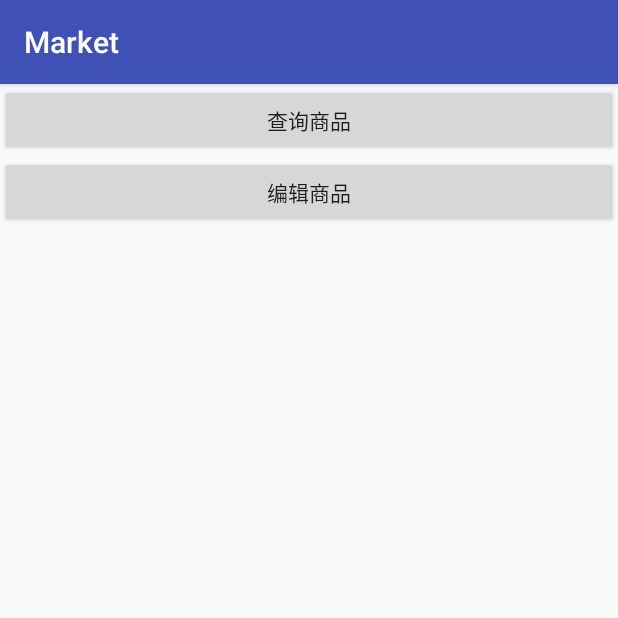
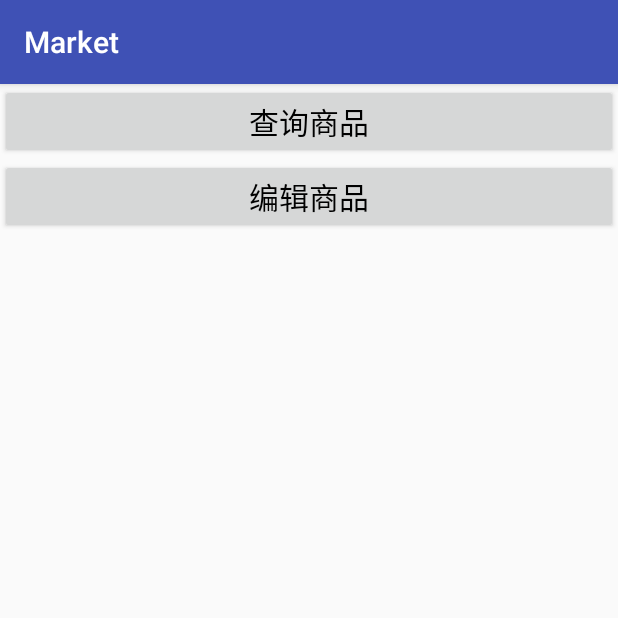
Before and after one commit to YaYChen/MarketProject-AndroidProject, an Android app: the screen it shows after launch (MainActivity), on a phone screen of 412 x 824 dp, the top half of it. Run offline under Robolectric (Android 15) with nearby library versions, the phone set to English and light mode, and no system bars; libraries missing offline, so code that uses them is left out: com.yanzhenjie.permission.

Commit message:
commit_20190420

```diff
--- a/zxing-master/app/src/main/java/com/yzq/zxing/EditProductFragment.java
+++ b/zxing-master/app/src/main/java/com/yzq/zxing/EditProductFragment.java
@@ -1,5 +1,6 @@
 package com.yzq.zxing;
 
+import android.graphics.Bitmap;
 import android.os.Bundle;
 import android.app.Fragment;
 import android.view.LayoutInflater;
@@ -187,5 +188,9 @@ public class EditProductFragment extends Fragment implements View.OnClickListene
         }
     }
 
+    public void showImg(String imgName, Bitmap img){
+        this.imgFileName = imgName;
+        this.iv_product_image.setImageBitmap(img);
+    }
 
 }
--- a/zxing-master/app/src/main/java/com/yzq/zxing/ProductActivity.java
+++ b/zxing-master/app/src/main/java/com/yzq/zxing/ProductActivity.java
@@ -23,6 +23,7 @@ import android.widget.PopupWindow;
 import java.io.File;
 import java.io.FileOutputStream;
 
+import entity.Result;
 import service.ImgService;
 
 public class ProductActivity extends AppCompatActivity implements EditProductFragment.OnEditProductFragmentListener {
@@ -84,7 +85,10 @@ public class ProductActivity extends AppCompatActivity implements EditProductFra
                     Bitmap bitmap = BitmapFactory.decodeStream(
                             getContentResolver().openInputStream(imageUri));
                     File imageFile = saveMyBitmap(bitmap);
-                    imgService.uploadImage(imageFile);
+                    Result result = imgService.uploadImage(imageFile);
+                    currentFragment = EditProductFragment.newInstance(code);
+                    ((EditProductFragment) currentFragment).showImg(result.getMessage(),bitmap);
+                    replaceFragment(currentFragment);
                 }catch (Exception e){
                     e.printStackTrace();
                 }
--- a/zxing-master/app/src/main/res/layout/activity_main.xml
+++ b/zxing-master/app/src/main/res/layout/activity_main.xml
@@ -30,12 +30,14 @@
             android:id="@+id/searchBtn"
             android:layout_width="match_parent"
             android:layout_height="wrap_content"
+            android:theme="@style/AppTheme.Button"
             android:text="@string/title_search_button" />
 
         <Button
             android:id="@+id/editBtn"
             android:layout_width="match_parent"
             android:layout_height="wrap_content"
+            android:theme="@style/AppTheme.Button"
             android:text="@string/title__edit_button" />
 
     </LinearLayout>
--- a/zxing-master/app/src/main/res/layout/fragment_edit_product.xml
+++ b/zxing-master/app/src/main/res/layout/fragment_edit_product.xml
@@ -27,6 +27,7 @@
                 android:layout_height="wrap_content"
                 android:text="@string/product_name"/>
             <EditText
+                style="@style/Widget.AppCompat.EditText"
                 android:id="@+id/et_product_name"
                 android:layout_width="match_parent"
                 android:layout_height="wrap_content" />
@@ -43,6 +44,7 @@
                 android:layout_height="wrap_content"
                 android:text="@string/product_specification"/>
             <EditText
+                style="@style/Widget.AppCompat.EditText"
                 android:id="@+id/et_product_specification"
                 android:layout_width="match_parent"
                 android:layout_height="wrap_content" />
@@ -51,6 +53,7 @@
                 android:layout_height="wrap_content"
                 android:text="@string/product_purchasePrice"/>
             <EditText
+                style="@style/Widget.AppCompat.EditText"
                 android:id="@+id/et_product_purchasePrice"
                 android:layout_width="match_parent"
                 android:layout_height="wrap_content" />
@@ -59,6 +62,7 @@
                 android:layout_height="wrap_content"
                 android:text="@string/product_price"/>
             <EditText
+                style="@style/Widget.AppCompat.EditText"
                 android:id="@+id/et_product_price"
                 android:layout_width="match_parent"
                 android:layout_height="wrap_content" />
@@ -72,6 +76,7 @@
         android:orientation="horizontal">
         <Button
             android:id="@+id/btn_cancel"
+            android:theme="@style/AppTheme.Button"
             android:text="@string/button_cancel"
             android:layout_width="match_parent"
             android:layout_height="wrap_content"
@@ -79,6 +84,7 @@
             android:layout_margin="10px"/>
         <Button
             android:id="@+id/btn_confirm"
+            android:theme="@style/AppTheme.Button"
             android:text="@string/button_confirm"
             android:layout_width="match_parent"
             android:layout_height="wrap_content"
--- a/zxing-master/app/src/main/res/layout/popup_camera_need_view.xml
+++ b/zxing-master/app/src/main/res/layout/popup_camera_need_view.xml
@@ -21,6 +21,7 @@
 
         <Button
             android:id="@+id/btn_pop_camera"
+            android:theme="@style/AppTheme.Button"
             android:layout_width="match_parent"
             android:layout_height="45dp"
             android:text="@string/button_camera"
@@ -30,6 +31,7 @@
 
         <Button
             android:id="@+id/btn_pop_cancel"
+            android:theme="@style/AppTheme.Button"
             android:layout_width="match_parent"
             android:layout_height="45dp"
             android:layout_marginTop="10dp"
--- a/zxing-master/app/src/main/res/values/colors.xml
+++ b/zxing-master/app/src/main/res/values/colors.xml
@@ -5,4 +5,5 @@
     <color name="colorAccent">#FF4081</color>
     <color name="white">#ffffff</color>
     <color name="red">#E51400</color>
+    <color name="black">#000000</color>
 </resources>
--- a/zxing-master/app/src/main/res/values/styles.xml
+++ b/zxing-master/app/src/main/res/values/styles.xml
@@ -18,4 +18,11 @@
     <style name="AppTheme.AppBarOverlay" parent="ThemeOverlay.AppCompat.Dark.ActionBar" />
 
     <style name="AppTheme.PopupOverlay" parent="ThemeOverlay.AppCompat.Light" />
+
+    <style name="AppTheme.Button" parent="Widget.AppCompat.Button.Colored">
+        <item name="android:textColor">@color/black</item>
+        <item name="android:textSize">20dp</item>
+        <item name="android:layout_margin">10dp</item>
+        <item name="android:background">@color/white</item>
+    </style>
 </resources>
```
Also changed, not shown: zxing-master/app/build.gradle (+7 -0 lines), zxing-master/app/src/main/AndroidManifest.xml (+7 -0 lines), zxing-master/app/src/main/res/drawable/border_line_while.xml (added, +18 -0 lines).
